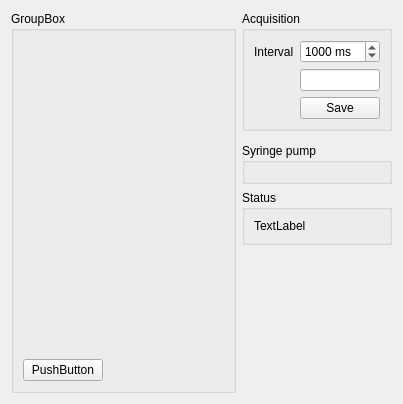
The window that WidgetMain.ui (AGuilbault/Microcal) describes before a commit, drawn with Qt 5.
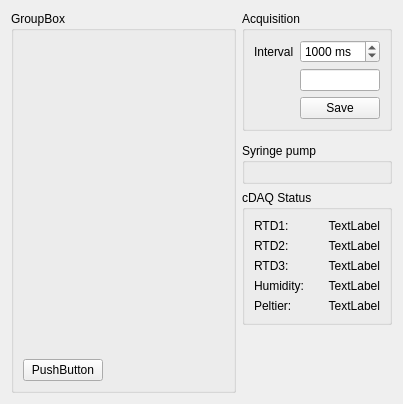
The same window after the commit.

Patch:
```diff
--- a/WidgetMain.ui
+++ b/WidgetMain.ui
@@ -13,7 +13,7 @@
   <property name="windowTitle">
    <string>Form</string>
   </property>
-  <layout class="QGridLayout" name="gridLayout" columnstretch="3,1,0">
+  <layout class="QGridLayout" name="gridLayout" columnstretch="3,1">
    <item row="0" column="1">
     <widget class="QGroupBox" name="groupBox">
      <property name="title">
@@ -78,13 +78,91 @@
    <item row="3" column="1">
     <widget class="QGroupBox" name="groupBox_3">
      <property name="title">
-      <string>Status</string>
+      <string>cDAQ Status</string>
      </property>
-     <layout class="QGridLayout" name="gridLayout_4">
+     <layout class="QFormLayout" name="formLayout">
       <item row="0" column="0">
        <widget class="QLabel" name="label_2">
         <property name="text">
+         <string>RTD1:</string>
+        </property>
+       </widget>
+      </item>
+      <item row="1" column="0">
+       <widget class="QLabel" name="label_3">
+        <property name="text">
+         <string>RTD2:</string>
+        </property>
+       </widget>
+      </item>
+      <item row="0" column="1">
+       <widget class="QLabel" name="label_4">
+        <property name="text">
          <string>TextLabel</string>
+        </property>
+        <property name="alignment">
+         <set>Qt::AlignRight|Qt::AlignTrailing|Qt::AlignVCenter</set>
+        </property>
+       </widget>
+      </item>
+      <item row="1" column="1">
+       <widget class="QLabel" name="label_5">
+        <property name="text">
+         <string>TextLabel</string>
+        </property>
+        <property name="alignment">
+         <set>Qt::AlignRight|Qt::AlignTrailing|Qt::AlignVCenter</set>
+        </property>
+       </widget>
+      </item>
+      <item row="2" column="0">
+       <widget class="QLabel" name="label_6">
+        <property name="text">
+         <string>RTD3:</string>
+        </property>
+       </widget>
+      </item>
+      <item row="3" column="0">
+       <widget class="QLabel" name="label_7">
+        <property name="text">
+         <string>Humidity:</string>
+        </property>
+       </widget>
+      </item>
+      <item row="2" column="1">
+       <widget class="QLabel" name="label_8">
+        <property name="text">
+         <string>TextLabel</string>
+        </property>
+        <property name="alignment">
+         <set>Qt::AlignRight|Qt::AlignTrailing|Qt::AlignVCenter</set>
+        </property>
+       </widget>
+      </item>
+      <item row="3" column="1">
+       <widget class="QLabel" name="label_9">
+        <property name="text">
+         <string>TextLabel</string>
+        </property>
+        <property name="alignment">
+         <set>Qt::AlignRight|Qt::AlignTrailing|Qt::AlignVCenter</set>
+        </property>
+       </widget>
+      </item>
+      <item row="4" column="0">
+       <widget class="QLabel" name="label_10">
+        <property name="text">
+         <string>Peltier:</string>
+        </property>
+       </widget>
+      </item>
+      <item row="4" column="1">
+       <widget class="QLabel" name="label_11">
+        <property name="text">
+         <string>TextLabel</string>
+        </property>
+        <property name="alignment">
+         <set>Qt::AlignRight|Qt::AlignTrailing|Qt::AlignVCenter</set>
         </property>
        </widget>
       </item>
```
Left out of the diff: 3 changed lines with no effect on the pictures.
